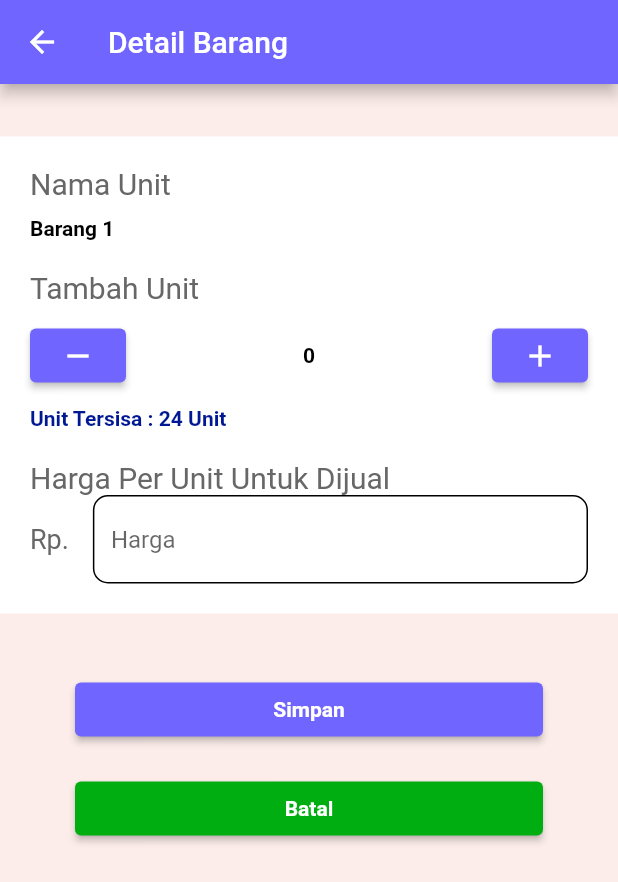
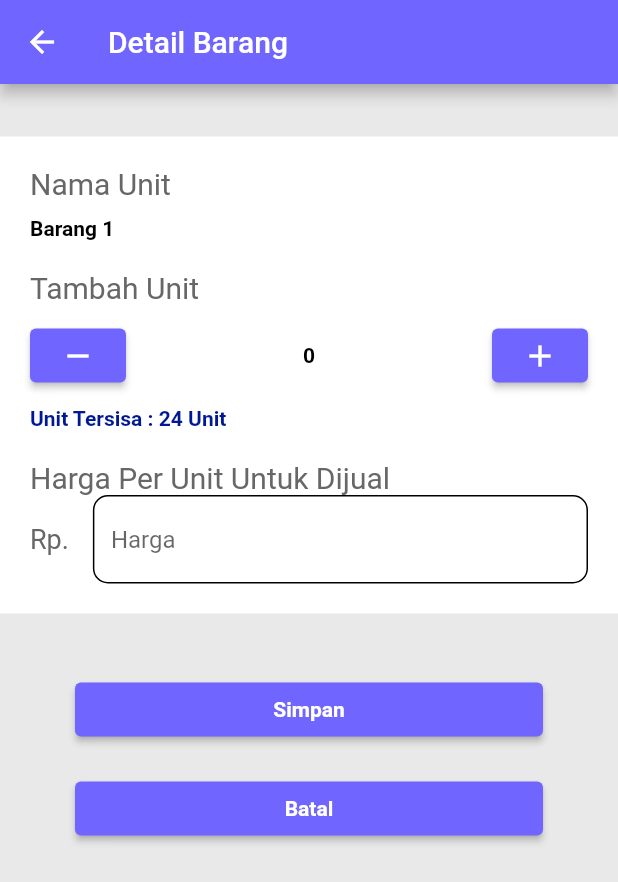
Before and after one commit to adinwirog/sj-apps, a Flutter app: the DetailBarangScreen screen opened directly, on a phone screen of 412 x 824 dp. Shown: the top 882 px of the screen. Run offline on Flutter 3.47's test engine with Material 2 defaults, Android fonts, the phone set to English and light mode, and no system bars.

Commit message:
fixing selarasin

```diff
--- a/lib/screens/detail_barang.dart
+++ b/lib/screens/detail_barang.dart
@@ -11,7 +11,7 @@ class _DetailBarangScreenState extends State<DetailBarangScreen> {
   @override
   Widget build(BuildContext context) {
     return Scaffold(
-      backgroundColor: Color(0xffFCEDEA),
+      backgroundColor: Color(0xffE9E9E9),
       appBar: AppBar(
         title: Text("Detail Barang"),
         backgroundColor: Color(0xff7165FF),
@@ -135,7 +135,7 @@ class _DetailBarangScreenState extends State<DetailBarangScreen> {
                       fontWeight: FontWeight.bold),
                 ),
                 style: ElevatedButton.styleFrom(
-                    fixedSize: Size(123, 26), primary: Color(0xff00AE11)),
+                    fixedSize: Size(123, 26), primary: Color(0xff7165FF)),
               ),
             ),
           ],
--- a/lib/screens/tambah_barang.dart
+++ b/lib/screens/tambah_barang.dart
@@ -11,7 +11,7 @@ class _TambahDataScreenState extends State<TambahDataScreen> {
   @override
   Widget build(BuildContext context) {
     return Scaffold(
-      backgroundColor: Color(0xffFCEDEA),
+      backgroundColor: Color(0xffE9E9E9),
       appBar: AppBar(
         title: Text("Tambah Barang"),
         backgroundColor: Color(0xff7165FF),
@@ -136,7 +136,7 @@ class _TambahDataScreenState extends State<TambahDataScreen> {
                       fontWeight: FontWeight.bold),
                 ),
                 style: ElevatedButton.styleFrom(
-                    fixedSize: Size(123, 26), primary: Color(0xff00AE11)),
+                    fixedSize: Size(123, 26), primary: Color(0xff7165FF)),
               ),
             ),
           ],
```
